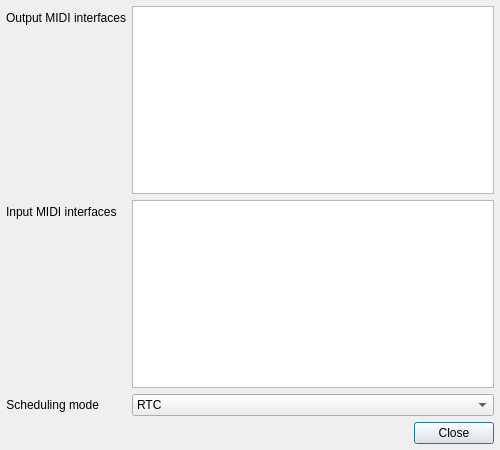
The window that src/preferencesdialog.ui (gitGNU/gnu_tutka) describes before a commit, drawn with Qt 5.
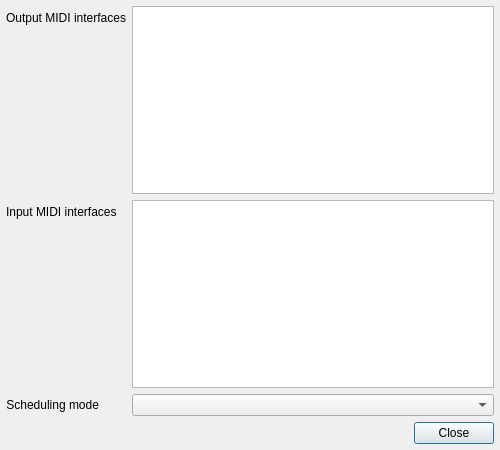
The same window after the commit.

What changed in the file:
```diff
--- a/src/preferencesdialog.ui
+++ b/src/preferencesdialog.ui
@@ -14,9 +14,6 @@
    <string>Preferences</string>
   </property>
   <layout class="QVBoxLayout" name="verticalLayout_3">
-   <property name="spacing">
-    <number>6</number>
-   </property>
    <property name="margin">
     <number>6</number>
    </property>
@@ -52,18 +49,7 @@
       </widget>
      </item>
      <item row="2" column="1">
-      <widget class="QComboBox" name="comboBoxSchedulingMode">
-       <item>
-        <property name="text">
-         <string>RTC</string>
-        </property>
-       </item>
-       <item>
-        <property name="text">
-         <string>Nanosleep</string>
-        </property>
-       </item>
-      </widget>
+      <widget class="QComboBox" name="comboBoxSchedulingMode"/>
      </item>
      <item row="0" column="1">
       <widget class="QTableView" name="tableViewOutputMidiInterfaces">
```
